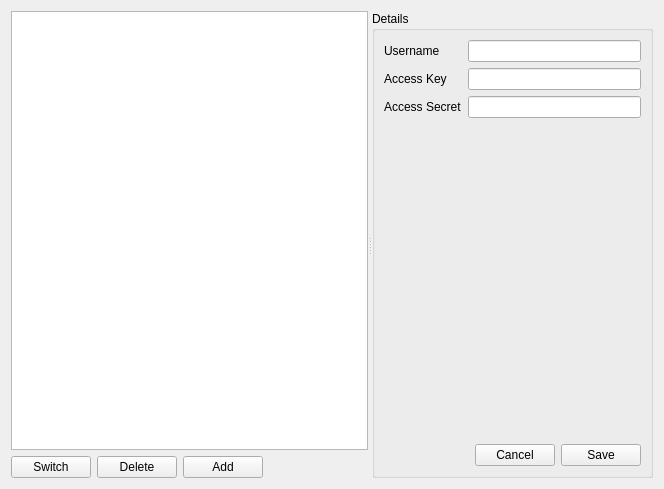
t123/ReadingTool.Python, file qtdesigner/profiles.ui: the form before one commit.
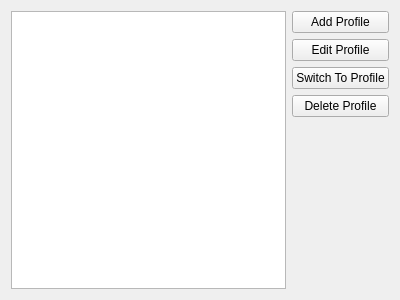
The form after the commit.

Commit message: Correct profile switch bug

```diff
--- a/qtdesigner/profiles.ui
+++ b/qtdesigner/profiles.ui
@@ -6,160 +6,61 @@
    <rect>
     <x>0</x>
     <y>0</y>
-    <width>664</width>
-    <height>489</height>
+    <width>400</width>
+    <height>300</height>
    </rect>
   </property>
   <property name="windowTitle">
    <string>Form</string>
   </property>
-  <layout class="QVBoxLayout" name="verticalLayout_3">
+  <layout class="QHBoxLayout" name="horizontalLayout">
    <item>
-    <widget class="QSplitter" name="splitter">
-     <property name="orientation">
-      <enum>Qt::Horizontal</enum>
-     </property>
-     <property name="childrenCollapsible">
-      <bool>false</bool>
-     </property>
-     <widget class="QWidget" name="layoutWidget">
-      <layout class="QVBoxLayout" name="verticalLayout_2">
+    <widget class="QListWidget" name="lwProfiles"/>
+   </item>
        <item>
-        <widget class="QListWidget" name="lvUsers">
-         <property name="minimumSize">
-          <size>
-           <width>0</width>
-           <height>0</height>
-          </size>
-         </property>
-         <property name="maximumSize">
-          <size>
-           <width>16777215</width>
-           <height>16777215</height>
-          </size>
-         </property>
+    <layout class="QVBoxLayout" name="verticalLayout">
+     <item>
+      <widget class="QPushButton" name="pbAdd">
+       <property name="text">
+        <string>Add Profile</string>
+       </property>
         </widget>
        </item>
        <item>
-        <layout class="QHBoxLayout" name="horizontalLayout_3">
-         <item>
-          <layout class="QHBoxLayout" name="horizontalLayout_2">
+      <widget class="QPushButton" name="pbEdit">
+       <property name="text">
+        <string>Edit Profile</string>
+       </property>
+      </widget>
+     </item>
            <item>
             <widget class="QPushButton" name="pbSwitch">
              <property name="text">
-              <string>Switch</string>
+        <string>Switch To Profile</string>
              </property>
             </widget>
            </item>
            <item>
             <widget class="QPushButton" name="pbDelete">
              <property name="text">
-              <string>Delete</string>
+        <string>Delete Profile</string>
              </property>
             </widget>
            </item>
            <item>
-            <widget class="QPushButton" name="pbAdd">
-             <property name="text">
-              <string>Add</string>
-             </property>
-            </widget>
-           </item>
-          </layout>
-         </item>
-         <item>
-          <spacer name="horizontalSpacer_2">
+      <spacer name="verticalSpacer">
            <property name="orientation">
-            <enum>Qt::Horizontal</enum>
+        <enum>Qt::Vertical</enum>
            </property>
            <property name="sizeHint" stdset="0">
             <size>
-             <width>40</width>
-             <height>20</height>
+         <width>20</width>
+         <height>40</height>
             </size>
            </property>
           </spacer>
          </item>
         </layout>
-       </item>
-      </layout>
-     </widget>
-     <widget class="QGroupBox" name="groupBox">
-      <property name="title">
-       <string>Details</string>
-      </property>
-      <layout class="QVBoxLayout" name="verticalLayout">
-       <item>
-        <layout class="QFormLayout" name="formLayout">
-         <property name="fieldGrowthPolicy">
-          <enum>QFormLayout::AllNonFixedFieldsGrow</enum>
-         </property>
-         <item row="0" column="0">
-          <widget class="QLabel" name="label">
-           <property name="text">
-            <string>Username</string>
-           </property>
-          </widget>
-         </item>
-         <item row="0" column="1">
-          <widget class="QLineEdit" name="leUsername"/>
-         </item>
-         <item row="1" column="0">
-          <widget class="QLabel" name="label_2">
-           <property name="text">
-            <string>Access Key</string>
-           </property>
-          </widget>
-         </item>
-         <item row="1" column="1">
-          <widget class="QLineEdit" name="leAccessKey"/>
-         </item>
-         <item row="2" column="0">
-          <widget class="QLabel" name="label_3">
-           <property name="text">
-            <string>Access Secret</string>
-           </property>
-          </widget>
-         </item>
-         <item row="2" column="1">
-          <widget class="QLineEdit" name="leAccessSecret"/>
-         </item>
-        </layout>
-       </item>
-       <item>
-        <layout class="QHBoxLayout" name="horizontalLayout" stretch="1,0,0">
-         <item>
-          <spacer name="horizontalSpacer">
-           <property name="orientation">
-            <enum>Qt::Horizontal</enum>
-           </property>
-           <property name="sizeHint" stdset="0">
-            <size>
-             <width>40</width>
-             <height>20</height>
-            </size>
-           </property>
-          </spacer>
-         </item>
-         <item>
-          <widget class="QPushButton" name="pbCancel">
-           <property name="text">
-            <string>Cancel</string>
-           </property>
-          </widget>
-         </item>
-         <item>
-          <widget class="QPushButton" name="pbSave">
-           <property name="text">
-            <string>Save</string>
-           </property>
-          </widget>
-         </item>
-        </layout>
-       </item>
-      </layout>
-     </widget>
-    </widget>
    </item>
   </layout>
  </widget>
```
Left out of the diff: 8 changed lines with no effect on the pictures. Lines whose indentation alone changed are shown as unchanged. The commit also changes 3 other files.
